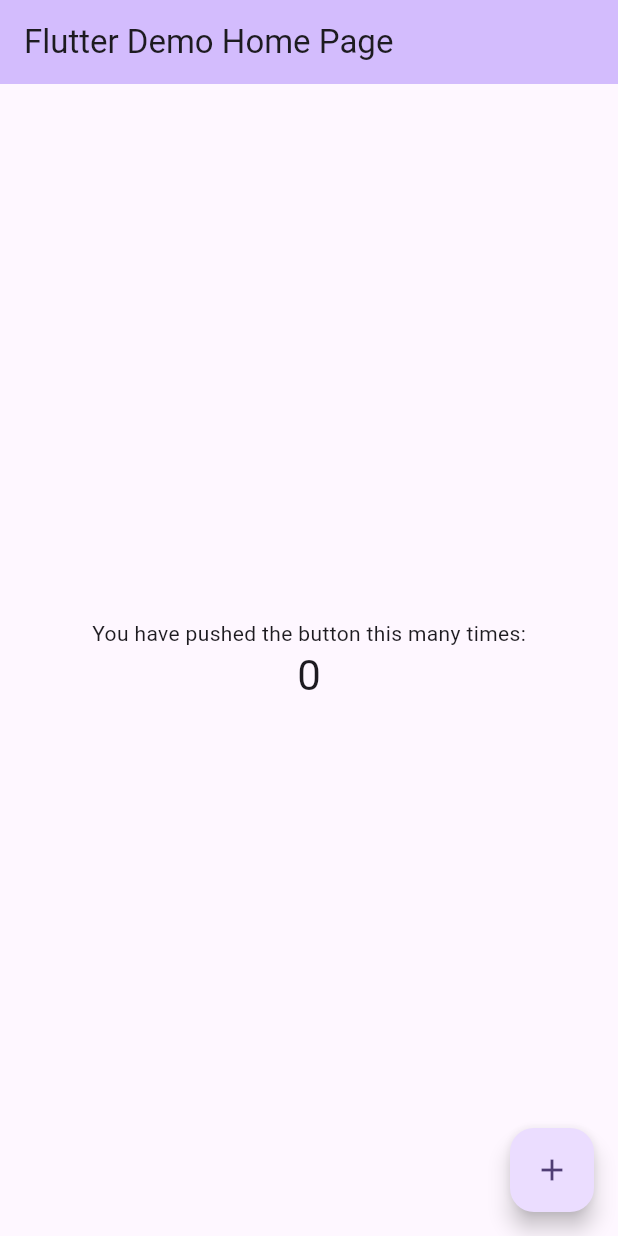
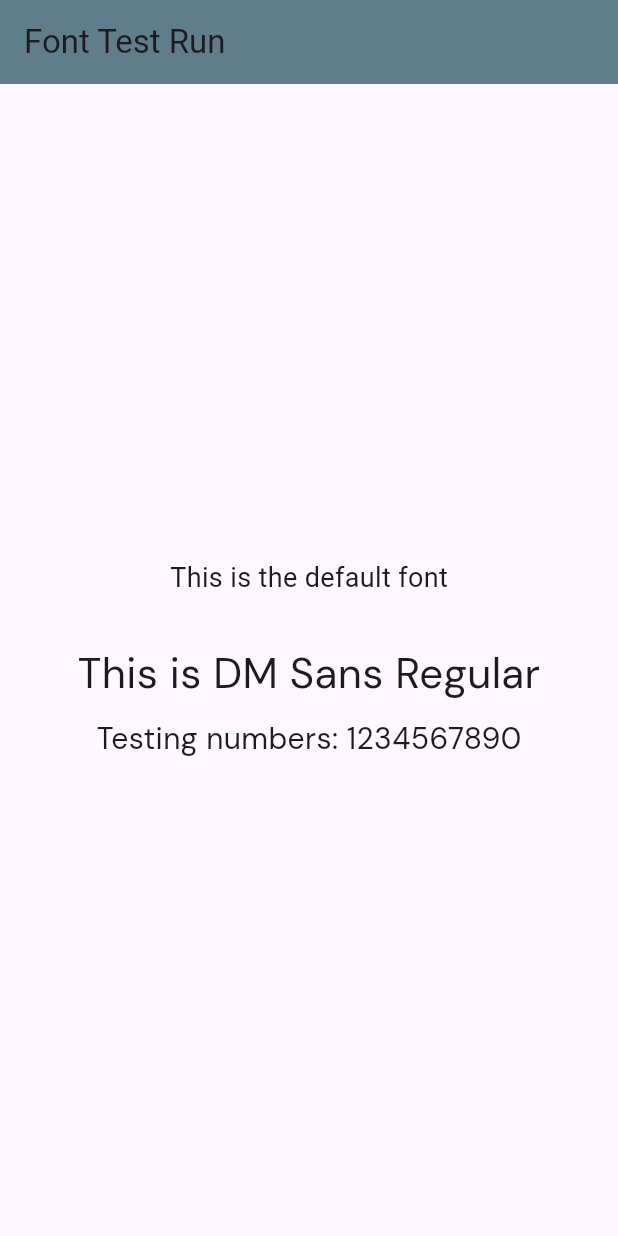
Before and after one commit to seangDarong/FlutterProject-CVDSim, a Flutter app: the screen it shows after launch, on a phone screen of 412 x 824 dp. Run offline on Flutter 3.47's test engine with Material 3 defaults, Android fonts, the phone set to English and light mode, and no system bars.

Commit message:
feat: create folder and some model and UUID FONT

```diff
--- a/lib/main.dart
+++ b/lib/main.dart
@@ -1,122 +1,56 @@
 import 'package:flutter/material.dart';
 
 void main() {
-  runApp(const MyApp());
+  runApp(const FontTestApp());
 }
 
-class MyApp extends StatelessWidget {
-  const MyApp({super.key});
+class FontTestApp extends StatelessWidget {
+  const FontTestApp({super.key});
 
-  // This widget is the root of your application.
   @override
   Widget build(BuildContext context) {
     return MaterialApp(
-      title: 'Flutter Demo',
-      theme: ThemeData(
-        // This is the theme of your application.
-        //
-        // TRY THIS: Try running your application with "flutter run". You'll see
-        // the application has a purple toolbar. Then, without quitting the app,
-        // try changing the seedColor in the colorScheme below to Colors.green
-        // and then invoke "hot reload" (save your changes or press the "hot
-        // reload" button in a Flutter-supported IDE, or press "r" if you used
-        // the command line to start the app).
-        //
-        // Notice that the counter didn't reset back to zero; the application
-        // state is not lost during the reload. To reset the state, use hot
-        // restart instead.
-        //
-        // This works for code too, not just values: Most code changes can be
-        // tested with just a hot reload.
-        colorScheme: ColorScheme.fromSeed(seedColor: Colors.deepPurple),
-      ),
-      home: const MyHomePage(title: 'Flutter Demo Home Page'),
-    );
-  }
-}
-
-class MyHomePage extends StatefulWidget {
-  const MyHomePage({super.key, required this.title});
-
-  // This widget is the home page of your application. It is stateful, meaning
-  // that it has a State object (defined below) that contains fields that affect
-  // how it looks.
-
-  // This class is the configuration for the state. It holds the values (in this
-  // case the title) provided by the parent (in this case the App widget) and
-  // used by the build method of the State. Fields in a Widget subclass are
-  // always marked "final".
-
-  final String title;
-
-  @override
-  State<MyHomePage> createState() => _MyHomePageState();
-}
-
-class _MyHomePageState extends State<MyHomePage> {
-  int _counter = 0;
-
-  void _incrementCounter() {
-    setState(() {
-      // This call to setState tells the Flutter framework that something has
-      // changed in this State, which causes it to rerun the build method below
-      // so that the display can reflect the updated values. If we changed
-      // _counter without calling setState(), then the build method would not be
-      // called again, and so nothing would appear to happen.
-      _counter++;
-    });
-  }
-
-  @override
-  Widget build(BuildContext context) {
-    // This method is rerun every time setState is called, for instance as done
-    // by the _incrementCounter method above.
-    //
-    // The Flutter framework has been optimized to make rerunning build methods
-    // fast, so that you can just rebuild anything that needs updating rather
-    // than having to individually change instances of widgets.
-    return Scaffold(
+      debugShowCheckedModeBanner: false,
+      home: Scaffold(
         appBar: AppBar(
-        // TRY THIS: Try changing the color here to a specific color (to
-        // Colors.amber, perhaps?) and trigger a hot reload to see the AppBar
-        // change color while the other colors stay the same.
-        backgroundColor: Theme.of(context).colorScheme.inversePrimary,
-        // Here we take the value from the MyHomePage object that was created by
-        // the App.build method, and use it to set our appbar title.
-        title: Text(widget.title),
+          title: const Text('Font Test Run'),
+          backgroundColor: Colors.blueGrey,
         ),
         body: Center(
-        // Center is a layout widget. It takes a single child and positions it
-        // in the middle of the parent.
           child: Column(
-          // Column is also a layout widget. It takes a list of children and
-          // arranges them vertically. By default, it sizes itself to fit its
-          // children horizontally, and tries to be as tall as its parent.
-          //
-          // Column has various properties to control how it sizes itself and
-          // how it positions its children. Here we use mainAxisAlignment to
-          // center the children vertically; the main axis here is the vertical
-          // axis because Columns are vertical (the cross axis would be
-          // horizontal).
-          //
-          // TRY THIS: Invoke "debug painting" (choose the "Toggle Debug Paint"
-          // action in the IDE, or press "p" in the console), to see the
-          // wireframe for each widget.
             mainAxisAlignment: MainAxisAlignment.center,
-          children: <Widget>[
-            const Text('You have pushed the button this many times:'),
-            Text(
-              '$_counter',
-              style: Theme.of(context).textTheme.headlineMedium,
+            children: [
+              // 1. Default System Font
+              const Text(
+                'This is the default font',
+                style: TextStyle(fontSize: 18),
+              ),
+
+              const SizedBox(height: 30),
+
+              // 2. Your Custom DM Sans Font
+              const Text(
+                'This is DM Sans Regular',
+                style: TextStyle(
+                  fontFamily: 'DMSans', // Make sure this matches your pubspec.yaml
+                  fontSize: 28,
+                  fontWeight: FontWeight.normal,
+                ),
+              ),
+
+              const SizedBox(height: 10),
+
+              const Text(
+                'Testing numbers: 1234567890',
+                style: TextStyle(
+                  fontFamily: 'DMSans',
+                  fontSize: 20,
+                ),
               ),
             ],
           ),
         ),
-      floatingActionButton: FloatingActionButton(
-        onPressed: _incrementCounter,
-        tooltip: 'Increment',
-        child: const Icon(Icons.add),
-      ), // This trailing comma makes auto-formatting nicer for build methods.
+      ),
     );
   }
 }
--- /dev/null
+++ b/lib/models/capturedImage.dart
@@ -0,0 +1,13 @@
+class CapturedImage {
+  final String id;
+  final String imagePath;
+  final String cvdType;
+  final DateTime createdAt;
+
+  CapturedImage({
+    required this.id,
+    required this.imagePath,
+    required this.cvdType,
+    required this.createdAt,
+  });
+}
--- /dev/null
+++ b/lib/models/cvdType.dart
@@ -0,0 +1,13 @@
+class CVDType {
+  final String id;
+  final String name;
+  final String description;
+  final List<double> matrix;
+
+  CVDType({
+    required this.id,
+    required this.name,
+    required this.description,
+    required this.matrix,
+  });
+}
--- /dev/null
+++ b/lib/models/simulationMode.dart
@@ -0,0 +1,4 @@
+enum SimulationMode {
+  single,
+  dual,
+}
```
Also changed, not shown: lib/utils/cvd_filters.dart.dart (added, +15 -0 lines), pubspec.yaml (+13 -2 lines), lib/assets/fonts/DMSans-Bold.ttf (added), lib/assets/fonts/DMSans-Medium.ttf (added), lib/assets/fonts/DMSans-Regular.ttf (added), lib/ui/screens/galleryScreen.dart (added), lib/ui/screens/homeScreen.dart (added), lib/ui/screens/landingScreen.dart (added), lib/ui/screens/simulatorScreen.dart (added), lib/ui/widget/button.dart (added), pubspec.lock. Lines whose indentation alone changed are shown as unchanged.
